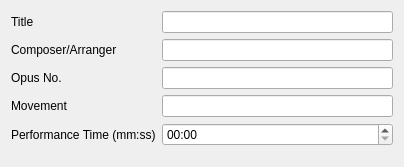
Above: Forms/ui_pieceWidget.ui from diana134/afs before the change. Below: the same form after it.
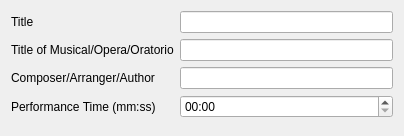
That is the form after the change.

Commit message: More form updates for fields that were wrong. Unstable atm.

Diff of the .ui file:
```diff
--- a/Forms/ui_pieceWidget.ui
+++ b/Forms/ui_pieceWidget.ui
@@ -7,7 +7,7 @@
     <x>0</x>
     <y>0</y>
     <width>404</width>
-    <height>167</height>
+    <height>136</height>
    </rect>
   </property>
   <property name="windowTitle">
@@ -28,43 +28,33 @@
     <widget class="QLineEdit" name="titleLineEdit"/>
    </item>
    <item row="1" column="0">
-    <widget class="QLabel" name="composerLabel">
+    <widget class="QLabel" name="titleOfMusicalLabel">
      <property name="text">
-      <string>Composer/Arranger</string>
+      <string>Title of Musical/Opera/Oratorio</string>
      </property>
     </widget>
    </item>
    <item row="1" column="1">
-    <widget class="QLineEdit" name="composerLineEdit"/>
+    <widget class="QLineEdit" name="titleOfMusicalLineEdit"/>
    </item>
    <item row="2" column="0">
-    <widget class="QLabel" name="opusLabel">
+    <widget class="QLabel" name="composerLabel">
      <property name="text">
-      <string>Opus No.</string>
+      <string>Composer/Arranger/Author</string>
      </property>
     </widget>
    </item>
    <item row="2" column="1">
-    <widget class="QLineEdit" name="opusNoLineEdit"/>
+    <widget class="QLineEdit" name="composerLineEdit"/>
    </item>
    <item row="3" column="0">
-    <widget class="QLabel" name="movementLabel">
-     <property name="text">
-      <string>Movement</string>
-     </property>
-    </widget>
-   </item>
-   <item row="3" column="1">
-    <widget class="QLineEdit" name="movementLineEdit"/>
-   </item>
-   <item row="4" column="0">
     <widget class="QLabel" name="performanceTimeLabel">
      <property name="text">
       <string>Performance Time (mm:ss)</string>
      </property>
     </widget>
    </item>
-   <item row="4" column="1">
+   <item row="3" column="1">
     <widget class="QTimeEdit" name="performanceTimeEdit">
      <property name="maximumDateTime">
       <datetime>
```
The commit also changes 7 other files.
